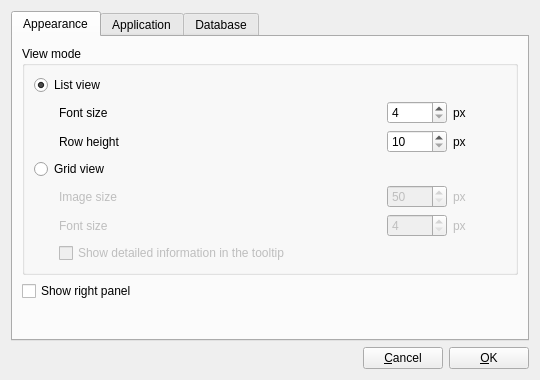
First picture: the form in src/settingswindow.ui, repository eugene-melnik/alexandra, before the edit.
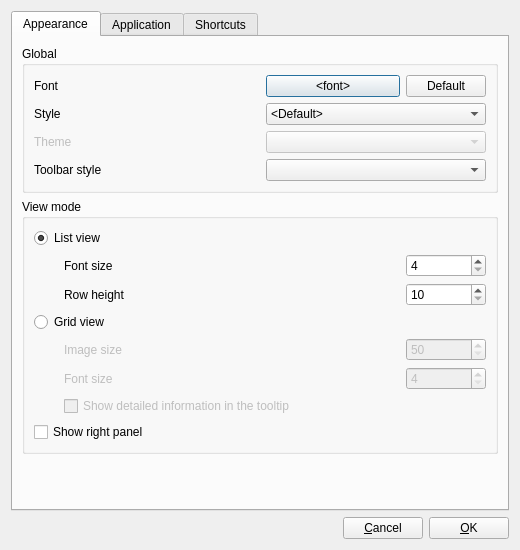
Second picture: the form after the edit. Icons and pictures are not drawn.

Patch:
```diff
--- a/src/settingswindow.ui
+++ b/src/settingswindow.ui
@@ -9,14 +9,14 @@
    <rect>
     <x>0</x>
     <y>0</y>
-    <width>540</width>
-    <height>380</height>
+    <width>520</width>
+    <height>550</height>
    </rect>
   </property>
   <property name="minimumSize">
    <size>
-    <width>500</width>
-    <height>380</height>
+    <width>0</width>
+    <height>550</height>
    </size>
   </property>
   <property name="windowTitle">
@@ -40,12 +40,129 @@
        <string>Appearance</string>
       </attribute>
       <layout class="QVBoxLayout" name="verticalLayout_3">
+       <item>
+        <widget class="QGroupBox" name="groupBox">
+         <property name="title">
+          <string>Global</string>
+         </property>
+         <layout class="QVBoxLayout" name="verticalLayout_6">
+          <item>
+           <layout class="QHBoxLayout" name="hl15" stretch="1,0">
+            <item>
+             <layout class="QVBoxLayout" name="vl6">
+              <item>
+               <widget class="QLabel" name="labelFont">
+                <property name="text">
+                 <string>Font</string>
+                </property>
+               </widget>
+              </item>
+              <item>
+               <widget class="QLabel" name="labelStyle">
+                <property name="minimumSize">
+                 <size>
+                  <width>110</width>
+                  <height>0</height>
+                 </size>
+                </property>
+                <property name="text">
+                 <string>Style</string>
+                </property>
+               </widget>
+              </item>
+              <item>
+               <widget class="QLabel" name="labelTheme">
+                <property name="enabled">
+                 <bool>false</bool>
+                </property>
+                <property name="text">
+                 <string>Theme</string>
+                </property>
+               </widget>
+              </item>
+              <item>
+               <widget class="QLabel" name="labelToolbarStyle">
+                <property name="minimumSize">
+                 <size>
+                  <width>110</width>
+                  <height>0</height>
+                 </size>
+                </property>
+                <property name="text">
+                 <string>Toolbar style</string>
+                </property>
+               </widget>
+              </item>
+             </layout>
+            </item>
+            <item>
+             <layout class="QVBoxLayout" name="vl7">
+              <item>
+               <layout class="QHBoxLayout" name="hl10" stretch="1,0">
+                <item>
+                 <widget class="QPushButton" name="bFontSelect">
+                  <property name="text">
+                   <string notr="true">&lt;font&gt;</string>
+                  </property>
+                 </widget>
+                </item>
+                <item>
+                 <widget class="QPushButton" name="bFontSelectDefault">
+                  <property name="text">
+                   <string>Default</string>
+                  </property>
+                 </widget>
+                </item>
+               </layout>
+              </item>
+              <item>
+               <widget class="QComboBox" name="cbStyle">
+                <property name="enabled">
+                 <bool>true</bool>
+                </property>
+                <property name="minimumSize">
+                 <size>
+                  <width>220</width>
+                  <height>0</height>
+                 </size>
+                </property>
+                <item>
+                 <property name="text">
+                  <string>&lt;Default&gt;</string>
+                 </property>
+                </item>
+               </widget>
+              </item>
+              <item>
+               <widget class="QComboBox" name="cbTheme">
+                <property name="enabled">
+                 <bool>false</bool>
+                </property>
+               </widget>
+              </item>
+              <item>
+               <widget class="QComboBox" name="cbToolbarStyle">
+                <property name="minimumSize">
+                 <size>
+                  <width>220</width>
+                  <height>0</height>
+                 </size>
+                </property>
+               </widget>
+              </item>
+             </layout>
+            </item>
+           </layout>
+          </item>
+         </layout>
+        </widget>
+       </item>
        <item>
         <widget class="QGroupBox" name="boxViewMode">
          <property name="title">
           <string>View mode</string>
          </property>
-         <layout class="QHBoxLayout" name="horizontalLayout_9" stretch="1,0">
+         <layout class="QHBoxLayout" name="horizontalLayout_9" stretch="1">
           <item>
            <layout class="QVBoxLayout" name="vl3">
             <item>
@@ -83,7 +200,7 @@
                  </property>
                  <property name="sizeHint" stdset="0">
                   <size>
-                   <width>25</width>
+                   <width>30</width>
                    <height>20</height>
                   </size>
                  </property>
@@ -92,7 +209,7 @@
                <item>
                 <layout class="QVBoxLayout" name="vl4">
                  <item>
-                  <layout class="QHBoxLayout" name="hl7" stretch="1,0,0">
+                  <layout class="QHBoxLayout" name="hl7" stretch="1,0">
                    <item>
                     <widget class="QLabel" name="labelFontSize">
                      <property name="enabled">
@@ -107,7 +224,7 @@
                     <widget class="QSpinBox" name="sbListFontSize">
                      <property name="minimumSize">
                       <size>
-                       <width>60</width>
+                       <width>80</width>
                        <height>0</height>
                       </size>
                      </property>
@@ -119,17 +236,10 @@
                      </property>
                     </widget>
                    </item>
-                   <item>
-                    <widget class="QLabel" name="labelPx1">
-                     <property name="text">
-                      <string>px</string>
-                     </property>
-                    </widget>
-                   </item>
                   </layout>
                  </item>
                  <item>
-                  <layout class="QHBoxLayout" name="hl11" stretch="1,0,0">
+                  <layout class="QHBoxLayout" name="hl11" stretch="1,0">
                    <item>
                     <widget class="QLabel" name="labelRowHeight">
                      <property name="text">
@@ -141,7 +251,7 @@
                     <widget class="QSpinBox" name="sbListRowHeight">
                      <property name="minimumSize">
                       <size>
-                       <width>60</width>
+                       <width>80</width>
                        <height>0</height>
                       </size>
                      </property>
@@ -153,13 +263,6 @@
                      </property>
                     </widget>
                    </item>
-                   <item>
-                    <widget class="QLabel" name="labelPx2">
-                     <property name="text">
-                      <string>px</string>
-                     </property>
-                    </widget>
-                   </item>
                   </layout>
                  </item>
                 </layout>
@@ -202,7 +305,7 @@
                  </property>
                  <property name="sizeHint" stdset="0">
                   <size>
-                   <width>25</width>
+                   <width>30</width>
                    <height>20</height>
                   </size>
                  </property>
@@ -211,7 +314,7 @@
                <item>
                 <layout class="QVBoxLayout" name="vl5">
                  <item>
-                  <layout class="QHBoxLayout" name="hl8" stretch="10,0,0">
+                  <layout class="QHBoxLayout" name="hl8" stretch="10,0">
                    <item>
                     <widget class="QLabel" name="labelImageSize">
                      <property name="text">
@@ -223,7 +326,7 @@
                     <widget class="QSpinBox" name="sbGridImageSize">
                      <property name="minimumSize">
                       <size>
-                       <width>60</width>
+                       <width>80</width>
                        <height>0</height>
                       </size>
                      </property>
@@ -235,17 +338,10 @@
                      </property>
                     </widget>
                    </item>
-                   <item>
-                    <widget class="QLabel" name="labelPx3">
-                     <property name="text">
-                      <string>px</string>
-                     </property>
-                    </widget>
-                   </item>
                   </layout>
                  </item>
                  <item>
-                  <layout class="QHBoxLayout" name="hl9" stretch="1,0,0">
+                  <layout class="QHBoxLayout" name="hl9" stretch="1,0">
                    <item>
                     <widget class="QLabel" name="labelFontSize2">
                      <property name="text">
@@ -257,7 +353,7 @@
                     <widget class="QSpinBox" name="sbGridFontSize">
                      <property name="minimumSize">
                       <size>
-                       <width>60</width>
+                       <width>80</width>
                        <height>0</height>
                       </size>
                      </property>
@@ -269,13 +365,6 @@
                      </property>
                     </widget>
                    </item>
-                   <item>
-                    <widget class="QLabel" name="labelPx4">
-                     <property name="text">
-                      <string>px</string>
-                     </property>
-                    </widget>
-                   </item>
                   </layout>
                  </item>
                  <item>
@@ -290,40 +379,27 @@
               </layout>
              </widget>
             </item>
+            <item>
+             <widget class="QCheckBox" name="cShowRightPanel">
+              <property name="text">
+               <string>Show right panel</string>
+              </property>
+             </widget>
+            </item>
            </layout>
           </item>
-          <item>
-           <spacer name="hs6">
-            <property name="orientation">
-             <enum>Qt::Horizontal</enum>
-            </property>
-            <property name="sizeHint" stdset="0">
-             <size>
-              <width>40</width>
-              <height>20</height>
-             </size>
-            </property>
-           </spacer>
-          </item>
          </layout>
         </widget>
        </item>
        <item>
-        <widget class="QCheckBox" name="cShowRightPanel">
-         <property name="text">
-          <string>Show right panel</string>
-         </property>
-        </widget>
-       </item>
-       <item>
-        <spacer name="verticalSpacer_2">
+        <spacer name="vs2">
          <property name="orientation">
           <enum>Qt::Vertical</enum>
          </property>
          <property name="sizeHint" stdset="0">
           <size>
-           <width>20</width>
-           <height>40</height>
+           <width>68</width>
+           <height>0</height>
           </size>
          </property>
         </spacer>
@@ -361,46 +437,6 @@
                 </property>
                </widget>
               </item>
-              <item>
-               <widget class="QLabel" name="labelFont">
-                <property name="text">
-                 <string>Font</string>
-                </property>
-               </widget>
-              </item>
-              <item>
-               <widget class="QLabel" name="labelStyle">
-                <property name="minimumSize">
-                 <size>
-                  <width>110</width>
-                  <height>0</height>
-                 </size>
-                </property>
-                <property name="text">
-                 <string>Style</string>
-                </property>
-               </widget>
-              </item>
-              <item>
-               <widget class="QLabel" name="labelTheme">
-                <property name="text">
-                 <string>Theme</string>
-                </property>
-               </widget>
-              </item>
-              <item>
-               <widget class="QLabel" name="labelToolbarStyle">
-                <property name="minimumSize">
-                 <size>
-                  <width>110</width>
-                  <height>0</height>
-                 </size>
-                </property>
-                <property name="text">
-                 <string>Toolbar style</string>
-                </property>
-               </widget>
-              </item>
              </layout>
             </item>
             <item>
@@ -433,59 +469,6 @@
                 </item>
                </widget>
               </item>
-              <item>
-               <layout class="QHBoxLayout" name="hl10" stretch="1,0">
-                <item>
-                 <widget class="QPushButton" name="bFontSelect">
-                  <property name="text">
-                   <string>Select font</string>
-                  </property>
-                 </widget>
-                </item>
-                <item>
-                 <widget class="QPushButton" name="bFontSelectDefault">
-                  <property name="text">
-                   <string>Default</string>
-                  </property>
-                 </widget>
-                </item>
-               </layout>
-              </item>
-              <item>
-               <widget class="QComboBox" name="cbStyle">
-                <property name="enabled">
-                 <bool>true</bool>
-                </property>
-                <property name="minimumSize">
-                 <size>
-                  <width>220</width>
-                  <height>0</height>
-                 </size>
-                </property>
-                <item>
-                 <property name="text">
-                  <string>&lt;Default&gt;</string>
-                 </property>
-                </item>
-               </widget>
-              </item>
-              <item>
-               <widget class="QComboBox" name="cbTheme">
-                <property name="enabled">
-                 <bool>false</bool>
-                </property>
-               </widget>
-              </item>
-              <item>
-               <widget class="QComboBox" name="cbToolbarStyle">
-                <property name="minimumSize">
-                 <size>
-                  <width>220</width>
-                  <height>0</height>
-                 </size>
-                </property>
-               </widget>
-              </item>
              </layout>
             </item>
            </layout>
@@ -540,13 +523,6 @@
          </property>
         </spacer>
        </item>
-      </layout>
-     </widget>
-     <widget class="QWidget" name="tabDatabase">
-      <attribute name="title">
-       <string>Database</string>
-      </attribute>
-      <layout class="QVBoxLayout" name="verticalLayout_10">
        <item>
         <widget class="QGroupBox" name="gbDatabase">
          <property name="title">
@@ -784,7 +760,52 @@
          <property name="sizeHint" stdset="0">
           <size>
            <width>20</width>
-           <height>118</height>
+           <height>40</height>
+          </size>
+         </property>
+        </spacer>
+       </item>
+      </layout>
+     </widget>
+     <widget class="QWidget" name="tab">
+      <attribute name="title">
+       <string>Shortcuts</string>
+      </attribute>
+      <layout class="QVBoxLayout" name="verticalLayout_11">
+       <item>
+        <layout class="QHBoxLayout" name="hl14" stretch="1,1,0">
+         <item>
+          <widget class="QLabel" name="labelPlay">
+           <property name="text">
+            <string>Play</string>
+           </property>
+          </widget>
+         </item>
+         <item>
+          <widget class="QKeySequenceEdit" name="ksePlay">
+           <property name="keySequence">
+            <string notr="true">Alt+Return</string>
+           </property>
+          </widget>
+         </item>
+         <item>
+          <widget class="QPushButton" name="bDefaultPlayShortcut">
+           <property name="text">
+            <string>Default</string>
+           </property>
+          </widget>
+         </item>
+        </layout>
+       </item>
+       <item>
+        <spacer name="vs3">
+         <property name="orientation">
+          <enum>Qt::Vertical</enum>
+         </property>
+         <property name="sizeHint" stdset="0">
+          <size>
+           <width>20</width>
+           <height>410</height>
           </size>
          </property>
         </spacer>
```
Left out of the diff: 167 changed lines with no effect on the pictures.
